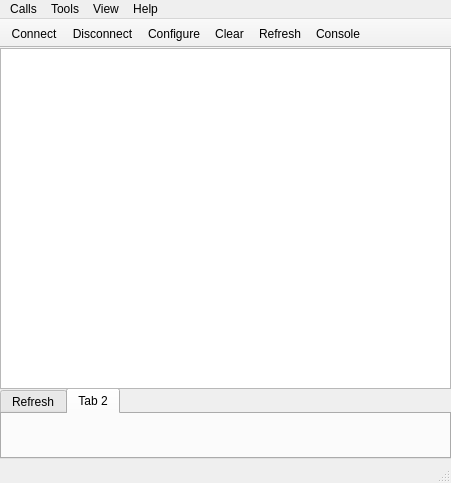
This is mainwindow.ui in kot9pa/com-monitor as Qt 5 draws it before an edit. The edited form follows.
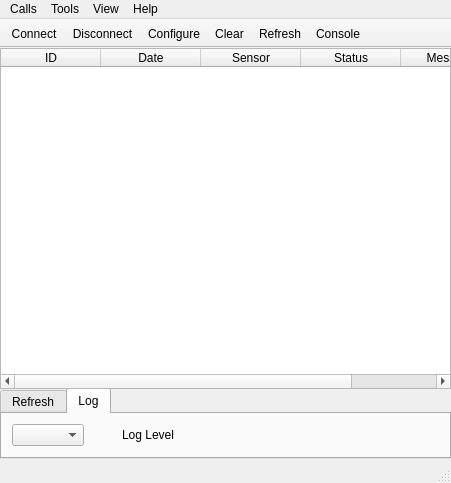
This is the edited form. The open tabs and pages were chosen to show the change. Icons and pictures are not drawn.

Patch:
```diff
--- a/mainwindow.ui
+++ b/mainwindow.ui
@@ -98,11 +98,37 @@
     </widget>
     <widget class="QWidget" name="tab_2">
      <attribute name="title">
-      <string>Tab 2</string>
+      <string>Log</string>
      </attribute>
+     <widget class="QLabel" name="loglevelTime">
+      <property name="geometry">
+       <rect>
+        <x>120</x>
+        <y>10</y>
+        <width>61</width>
+        <height>21</height>
+       </rect>
+      </property>
+      <property name="text">
+       <string>Log Level</string>
+      </property>
+     </widget>
+     <widget class="QComboBox" name="loglevelBox">
+      <property name="geometry">
+       <rect>
+        <x>10</x>
+        <y>10</y>
+        <width>81</width>
+        <height>20</height>
+       </rect>
+      </property>
+      <property name="sizeAdjustPolicy">
+       <enum>QComboBox::AdjustToContents</enum>
+      </property>
+     </widget>
     </widget>
    </widget>
-   <widget class="QPlainTextEdit" name="console">
+   <widget class="QTableWidget" name="tableWidget">
     <property name="geometry">
      <rect>
       <x>0</x>
@@ -111,9 +137,64 @@
       <height>341</height>
      </rect>
     </property>
-    <property name="readOnly">
-     <bool>true</bool>
+    <property name="sizeAdjustPolicy">
+     <enum>QAbstractScrollArea::AdjustIgnored</enum>
     </property>
+    <property name="editTriggers">
+     <set>QAbstractItemView::NoEditTriggers</set>
+    </property>
+    <property name="selectionMode">
+     <enum>QAbstractItemView::SingleSelection</enum>
+    </property>
+    <property name="selectionBehavior">
+     <enum>QAbstractItemView::SelectRows</enum>
+    </property>
+    <property name="sortingEnabled">
+     <bool>false</bool>
+    </property>
+    <property name="columnCount">
+     <number>5</number>
+    </property>
+    <attribute name="horizontalHeaderDefaultSectionSize">
+     <number>100</number>
+    </attribute>
+    <attribute name="horizontalHeaderMinimumSectionSize">
+     <number>37</number>
+    </attribute>
+    <attribute name="horizontalHeaderShowSortIndicator" stdset="0">
+     <bool>false</bool>
+    </attribute>
+    <attribute name="verticalHeaderDefaultSectionSize">
+     <number>30</number>
+    </attribute>
+    <attribute name="verticalHeaderShowSortIndicator" stdset="0">
+     <bool>false</bool>
+    </attribute>
+    <column>
+     <property name="text">
+      <string>ID</string>
+     </property>
+    </column>
+    <column>
+     <property name="text">
+      <string>Date</string>
+     </property>
+    </column>
+    <column>
+     <property name="text">
+      <string>Sensor</string>
+     </property>
+    </column>
+    <column>
+     <property name="text">
+      <string>Status</string>
+     </property>
+    </column>
+    <column>
+     <property name="text">
+      <string>Message</string>
+     </property>
+    </column>
    </widget>
   </widget>
   <widget class="QMenuBar" name="menuBar">
```
Left out of the diff: 4 changed lines with no effect on the pictures.
